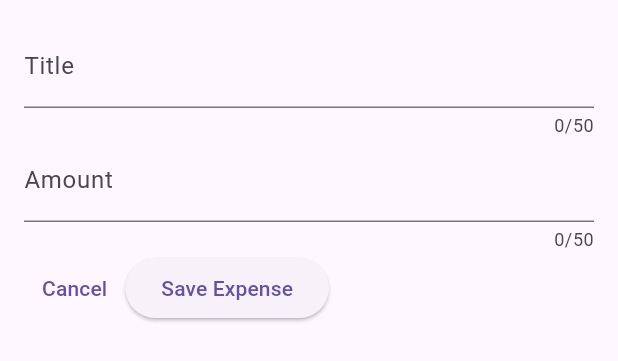
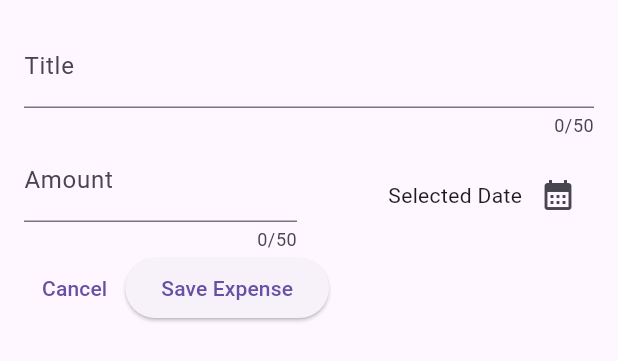
Before and after one commit to csk111165/Flutter-expense-tracker-app, a Flutter app: the NewExpense widget shown alone on an empty page, opened directly, on a phone screen of 412 x 824 dp. Shown: the top 361 px of the screen. Run offline on Flutter 3.47's test engine with Material 2 defaults, Android fonts, the phone set to English and light mode, and no system bars.

Commit message:
Adding and adjusting the icons in the overlay window

```diff
--- a/lib/widgets/new_expense.dart
+++ b/lib/widgets/new_expense.dart
@@ -33,14 +33,38 @@ class _NewExpenseState extends State<NewExpense> {
               label: Text('Title'),
             ),
           ),
-          TextField(
+          Row(
+            children: [
+              Expanded(
+                child: TextField(
                   controller: _amountController,
                   keyboardType: TextInputType.number,
                   maxLength: 50,
                   decoration: const InputDecoration(
-              prefixText: '\$ ', // this text will be show to the user while typing in the textfield
+                    prefixText:
+                        '\$ ', // this text will be show to the user while typing in the textfield
                     label: Text('Amount'),
                   ),
+                ),
+              ),
+              const SizedBox(width: 16,),
+               Expanded(
+                child: Row(
+                  mainAxisAlignment: MainAxisAlignment.end,
+                  crossAxisAlignment: CrossAxisAlignment.center,
+                  children: [
+                     const Text('Selected Date'),
+                     IconButton(
+                      onPressed: () {
+                        print('he');
+                      },
+                      icon: Icon(Icons.calendar_month),
+                      ),
+
+                  ],
+                ),
+              ),
+            ],
           ),
           Row(
             children: [
```
Lines whose indentation alone changed are shown as unchanged.
